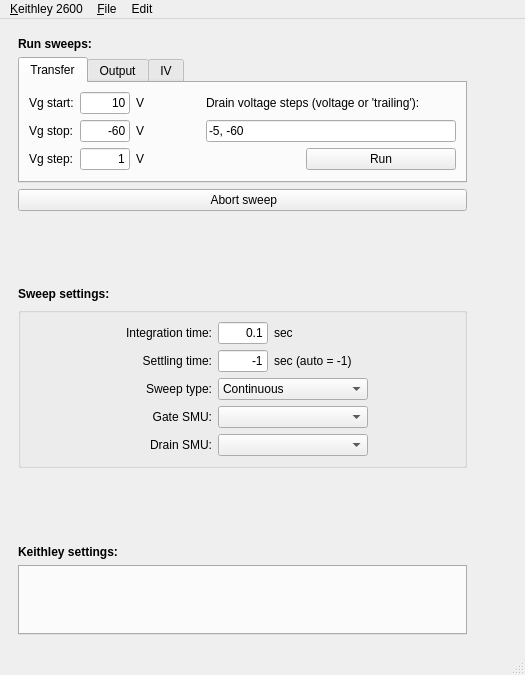
OE-FET/keithleygui, file keithleygui/main.ui: the form before one commit.
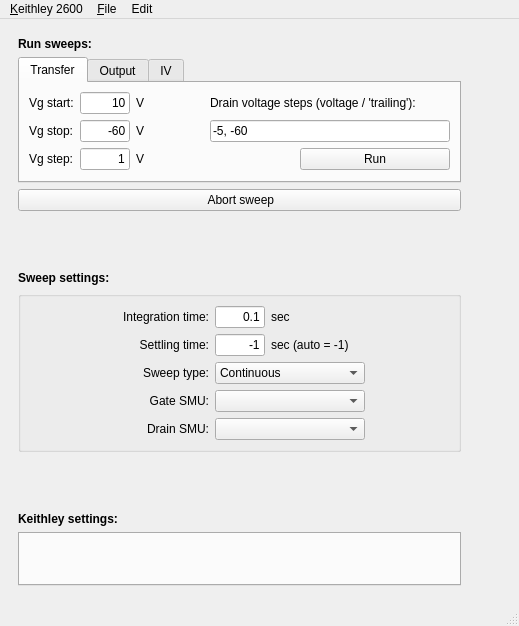
The form after the commit. The open tabs and pages were chosen to show the change.

What changed in the file:
```diff
--- a/keithleygui/main.ui
+++ b/keithleygui/main.ui
@@ -6,8 +6,8 @@
    <rect>
     <x>0</x>
     <y>0</y>
-    <width>525</width>
-    <height>675</height>
+    <width>519</width>
+    <height>626</height>
    </rect>
   </property>
   <property name="windowTitle">
@@ -41,8 +41,14 @@
          <layout class="QGridLayout" name="gridLayout_2">
           <item row="0" column="4">
            <widget class="QLabel" name="label_3">
+            <property name="minimumSize">
+             <size>
+              <width>240</width>
+              <height>0</height>
+             </size>
+            </property>
             <property name="text">
-             <string>Drain voltage steps (voltage or 'trailing'):</string>
+             <string>Drain voltage steps (voltage / 'trailing'):</string>
             </property>
            </widget>
           </item>
@@ -84,12 +90,6 @@
           </item>
           <item row="1" column="4">
            <widget class="QLineEdit" name="lineEditVdList">
-            <property name="minimumSize">
-             <size>
-              <width>250</width>
-              <height>0</height>
-             </size>
-            </property>
             <property name="text">
              <string>-5, -60</string>
             </property>
@@ -925,7 +925,7 @@
     <rect>
      <x>0</x>
      <y>0</y>
-     <width>525</width>
+     <width>519</width>
      <height>22</height>
     </rect>
    </property>
```
Left out of the diff: 14 changed lines with no effect on the pictures.
